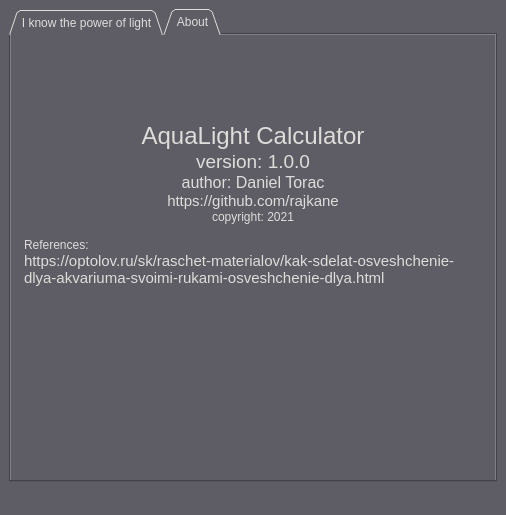
The window that AquaLightCalculator/ui/aqua_calculator.ui (rajkane/AquaLight-Calculator) describes before a commit, drawn with Qt 5.
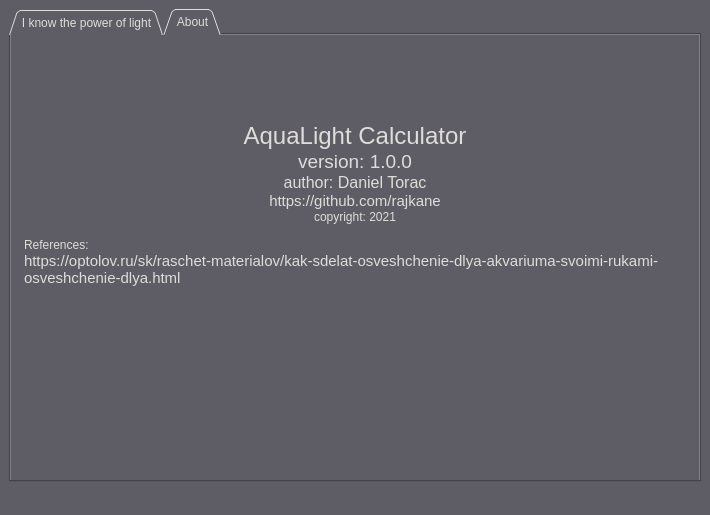
The same window after the commit. The open tabs and pages were chosen to show the change.

Commit message: modify GUI properties of size window and disable maximize window button

```diff
--- a/AquaLightCalculator/ui/aqua_calculator.ui
+++ b/AquaLightCalculator/ui/aqua_calculator.ui
@@ -6,19 +6,25 @@
    <rect>
     <x>0</x>
     <y>0</y>
-    <width>506</width>
+    <width>710</width>
     <height>515</height>
    </rect>
   </property>
   <property name="sizePolicy">
-   <sizepolicy hsizetype="Preferred" vsizetype="Preferred">
+   <sizepolicy hsizetype="Fixed" vsizetype="Fixed">
     <horstretch>0</horstretch>
     <verstretch>0</verstretch>
    </sizepolicy>
   </property>
   <property name="minimumSize">
    <size>
-    <width>506</width>
+    <width>710</width>
+    <height>515</height>
+   </size>
+  </property>
+  <property name="maximumSize">
+   <size>
+    <width>710</width>
     <height>515</height>
    </size>
   </property>
@@ -675,18 +681,18 @@
              <string>&lt;!DOCTYPE HTML PUBLIC &quot;-//W3C//DTD HTML 4.0//EN&quot; &quot;http://www.w3.org/TR/REC-html40/strict.dtd&quot;&gt;
 &lt;html&gt;&lt;head&gt;&lt;meta name=&quot;qrichtext&quot; content=&quot;1&quot; /&gt;&lt;style type=&quot;text/css&quot;&gt;
 p, li { white-space: pre-wrap; }
-&lt;/style&gt;&lt;/head&gt;&lt;body style=&quot; font-family:'Cantarell'; font-size:11pt; font-weight:400; font-style:normal;&quot;&gt;
-&lt;p align=&quot;center&quot; style=&quot;-qt-paragraph-type:empty; margin-top:0px; margin-bottom:0px; margin-left:0px; margin-right:0px; -qt-block-indent:0; text-indent:0px;&quot;&gt;&lt;br /&gt;&lt;/p&gt;
+&lt;/style&gt;&lt;/head&gt;&lt;body style=&quot; font-family:'Ubuntu'; font-size:11pt; font-weight:400; font-style:normal;&quot;&gt;
+&lt;p align=&quot;center&quot; style=&quot;-qt-paragraph-type:empty; margin-top:0px; margin-bottom:0px; margin-left:0px; margin-right:0px; -qt-block-indent:0; text-indent:0px; font-family:'Cantarell';&quot;&gt;&lt;br /&gt;&lt;/p&gt;
 &lt;p align=&quot;center&quot; style=&quot;-qt-paragraph-type:empty; margin-top:0px; margin-bottom:0px; margin-left:0px; margin-right:0px; -qt-block-indent:0; text-indent:0px; font-family:'Titillium Web'; font-size:18pt;&quot;&gt;&lt;br /&gt;&lt;/p&gt;
 &lt;p align=&quot;center&quot; style=&quot;-qt-paragraph-type:empty; margin-top:0px; margin-bottom:0px; margin-left:0px; margin-right:0px; -qt-block-indent:0; text-indent:0px; font-family:'Titillium Web'; font-size:18pt;&quot;&gt;&lt;br /&gt;&lt;/p&gt;
 &lt;p align=&quot;center&quot; style=&quot; margin-top:0px; margin-bottom:0px; margin-left:0px; margin-right:0px; -qt-block-indent:0; text-indent:0px;&quot;&gt;&lt;span style=&quot; font-family:'Titillium Web'; font-size:18pt;&quot;&gt;AquaLight Calculator&lt;/span&gt;&lt;/p&gt;
 &lt;p align=&quot;center&quot; style=&quot; margin-top:0px; margin-bottom:0px; margin-left:0px; margin-right:0px; -qt-block-indent:0; text-indent:0px;&quot;&gt;&lt;span style=&quot; font-family:'Titillium Web'; font-size:14pt;&quot;&gt;version: 1.0.0&lt;/span&gt;&lt;/p&gt;
 &lt;p align=&quot;center&quot; style=&quot; margin-top:0px; margin-bottom:0px; margin-left:0px; margin-right:0px; -qt-block-indent:0; text-indent:0px;&quot;&gt;&lt;span style=&quot; font-family:'Titillium Web'; font-size:12pt;&quot;&gt;author: Daniel Torac&lt;/span&gt;&lt;/p&gt;
-&lt;p align=&quot;center&quot; style=&quot; margin-top:0px; margin-bottom:0px; margin-left:0px; margin-right:0px; -qt-block-indent:0; text-indent:0px;&quot;&gt;https://github.com/rajkane&lt;/p&gt;
+&lt;p align=&quot;center&quot; style=&quot; margin-top:0px; margin-bottom:0px; margin-left:0px; margin-right:0px; -qt-block-indent:0; text-indent:0px;&quot;&gt;&lt;span style=&quot; font-family:'Cantarell';&quot;&gt;https://github.com/rajkane&lt;/span&gt;&lt;/p&gt;
 &lt;p align=&quot;center&quot; style=&quot; margin-top:0px; margin-bottom:0px; margin-left:0px; margin-right:0px; -qt-block-indent:0; text-indent:0px;&quot;&gt;&lt;span style=&quot; font-family:'Titillium Web'; font-size:9pt;&quot;&gt;copyright: 2021&lt;/span&gt;&lt;/p&gt;
 &lt;p align=&quot;center&quot; style=&quot;-qt-paragraph-type:empty; margin-top:0px; margin-bottom:0px; margin-left:0px; margin-right:0px; -qt-block-indent:0; text-indent:0px; font-family:'Titillium Web'; font-size:9pt;&quot;&gt;&lt;br /&gt;&lt;/p&gt;
 &lt;p style=&quot; margin-top:0px; margin-bottom:0px; margin-left:0px; margin-right:0px; -qt-block-indent:0; text-indent:0px;&quot;&gt;&lt;span style=&quot; font-family:'Titillium Web'; font-size:9pt;&quot;&gt;References:&lt;/span&gt;&lt;/p&gt;
-&lt;p style=&quot; margin-top:0px; margin-bottom:0px; margin-left:0px; margin-right:0px; -qt-block-indent:0; text-indent:0px;&quot;&gt;https://optolov.ru/sk/raschet-materialov/kak-sdelat-osveshchenie-dlya-akvariuma-svoimi-rukami-osveshchenie-dlya.html&lt;/p&gt;&lt;/body&gt;&lt;/html&gt;</string>
+&lt;p style=&quot; margin-top:0px; margin-bottom:0px; margin-left:0px; margin-right:0px; -qt-block-indent:0; text-indent:0px;&quot;&gt;&lt;span style=&quot; font-family:'Cantarell';&quot;&gt;https://optolov.ru/sk/raschet-materialov/kak-sdelat-osveshchenie-dlya-akvariuma-svoimi-rukami-osveshchenie-dlya.html&lt;/span&gt;&lt;/p&gt;&lt;/body&gt;&lt;/html&gt;</string>
             </property>
            </widget>
           </item>
```
Left out of the diff: 2 changed lines with no effect on the pictures. The commit also changes 2 other files.
